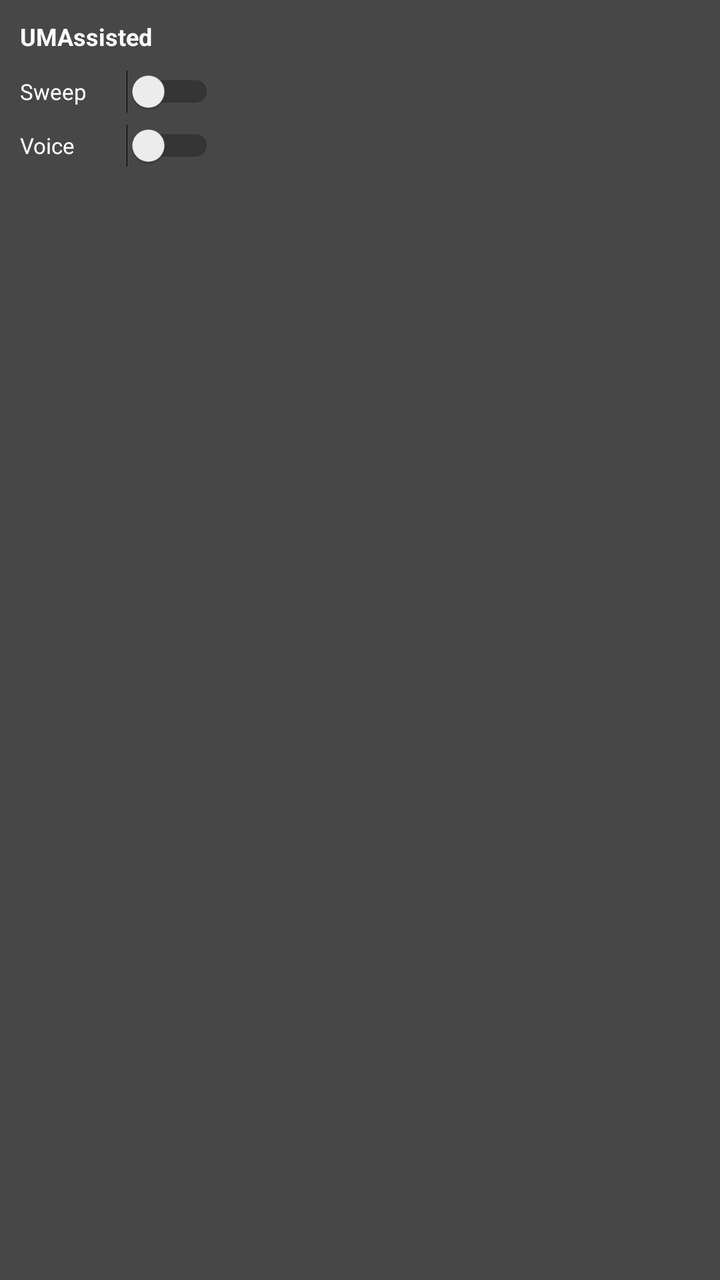
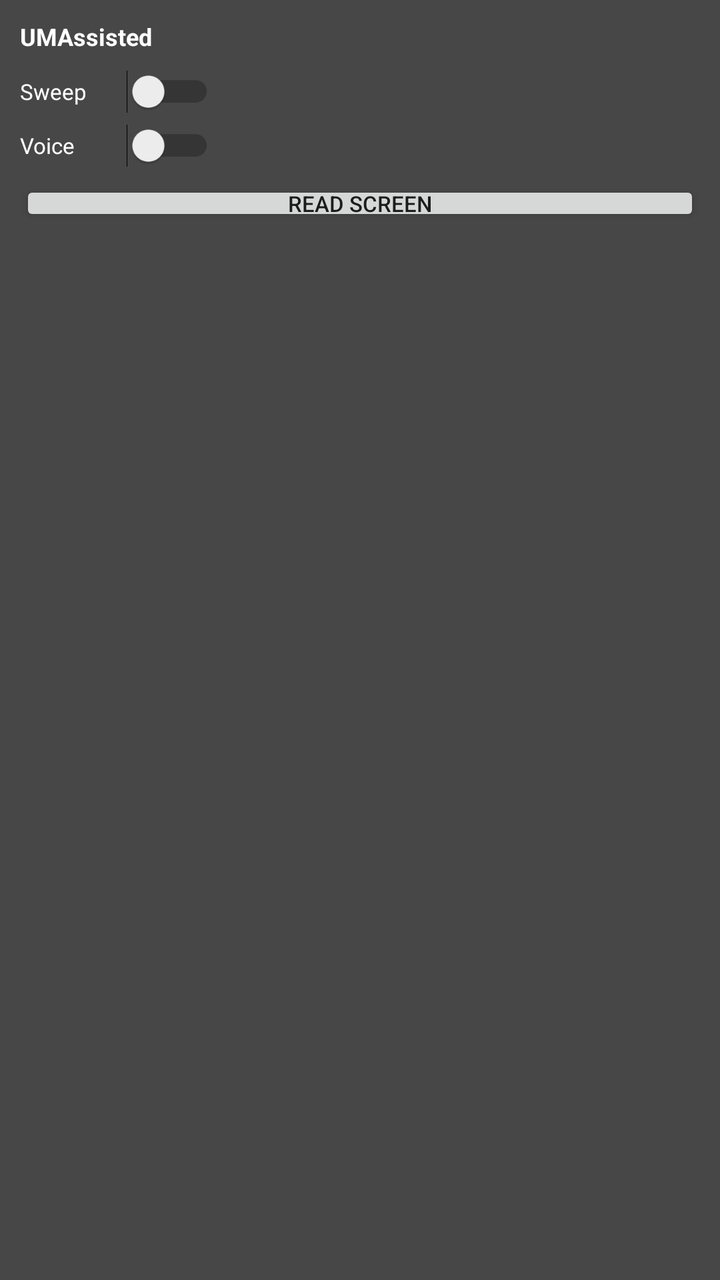

Two renders of the same Android screen: before a commit and after it. Below are the layout's source before the change and the commit's diff.
<!-- AndroidManifest.xml: application theme Theme.AppCompat.Light.NoActionBar -->
<!-- res/layout/overlay_control.xml -->
<?xml version="1.0" encoding="utf-8"?>
<LinearLayout xmlns:android="http://schemas.android.com/apk/res/android"
    android:layout_width="wrap_content"
    android:layout_height="wrap_content"
    android:orientation="vertical"
    android:background="#CC1B1B1B"
    android:padding="10dp">

    <TextView
        android:id="@+id/overlayStatusText"
        android:layout_width="wrap_content"
        android:layout_height="wrap_content"
        android:text="UMAssisted"
        android:textColor="#FFFFFF"
        android:textSize="12sp"
        android:textStyle="bold"
        android:paddingBottom="6dp" />

    <LinearLayout
        android:layout_width="wrap_content"
        android:layout_height="wrap_content"
        android:orientation="horizontal"
        android:gravity="center_vertical">

        <TextView
            android:layout_width="wrap_content"
            android:layout_height="wrap_content"
            android:text="Sweep"
            android:textColor="#FFFFFF"
            android:textSize="11sp"
            android:minWidth="48dp" />

        <Switch
            android:id="@+id/overlaySweepSwitch"
            android:layout_width="wrap_content"
            android:layout_height="wrap_content"
            android:scaleX="0.8"
            android:scaleY="0.8" />
    </LinearLayout>

    <LinearLayout
        android:layout_width="wrap_content"
        android:layout_height="wrap_content"
        android:orientation="horizontal"
        android:gravity="center_vertical">

        <TextView
            android:layout_width="wrap_content"
            android:layout_height="wrap_content"
            android:text="Voice"
            android:textColor="#FFFFFF"
            android:textSize="11sp"
            android:minWidth="48dp" />

        <Switch
            android:id="@+id/overlayVoiceSwitch"
            android:layout_width="wrap_content"
            android:layout_height="wrap_content"
            android:scaleX="0.8"
            android:scaleY="0.8" />
    </LinearLayout>

</LinearLayout>
<!-- resources referenced by this layout -->
<resources>

</resources>

<!-- the commit's change to res/layout/overlay_control.xml (unified diff, before → after) -->
@@ -60,4 +60,16 @@
             android:scaleY="0.8" />
     </LinearLayout>
 
+    
+    <Button
+        android:id="@+id/overlayCaptureButton"
+        android:layout_width="match_parent"
+        android:layout_height="wrap_content"
+        android:layout_marginTop="4dp"
+        android:minHeight="0dp"
+        android:paddingTop="4dp"
+        android:paddingBottom="4dp"
+        android:text="Read screen"
+        android:textSize="11sp" />
+
 </LinearLayout>
